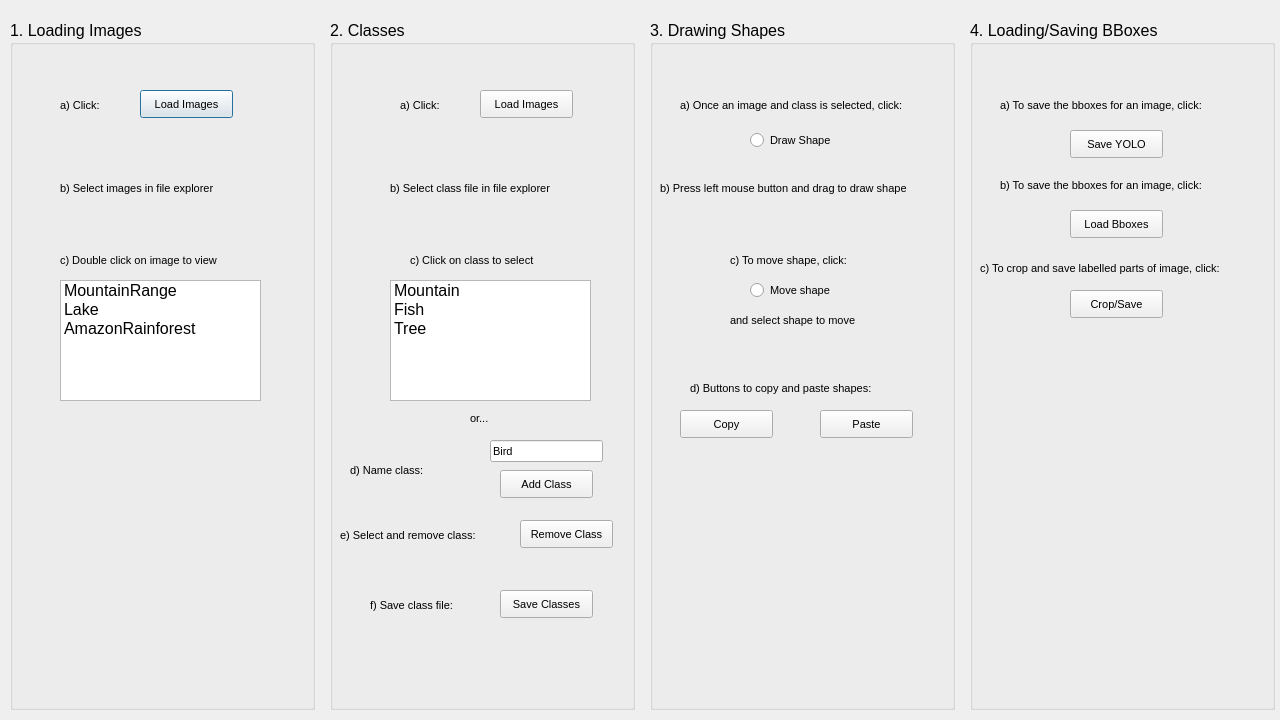
The window that LabellingApplication/app/helpwindow.ui (SadRavioli/SDI-Group-26) describes before a commit, drawn with Qt 5.
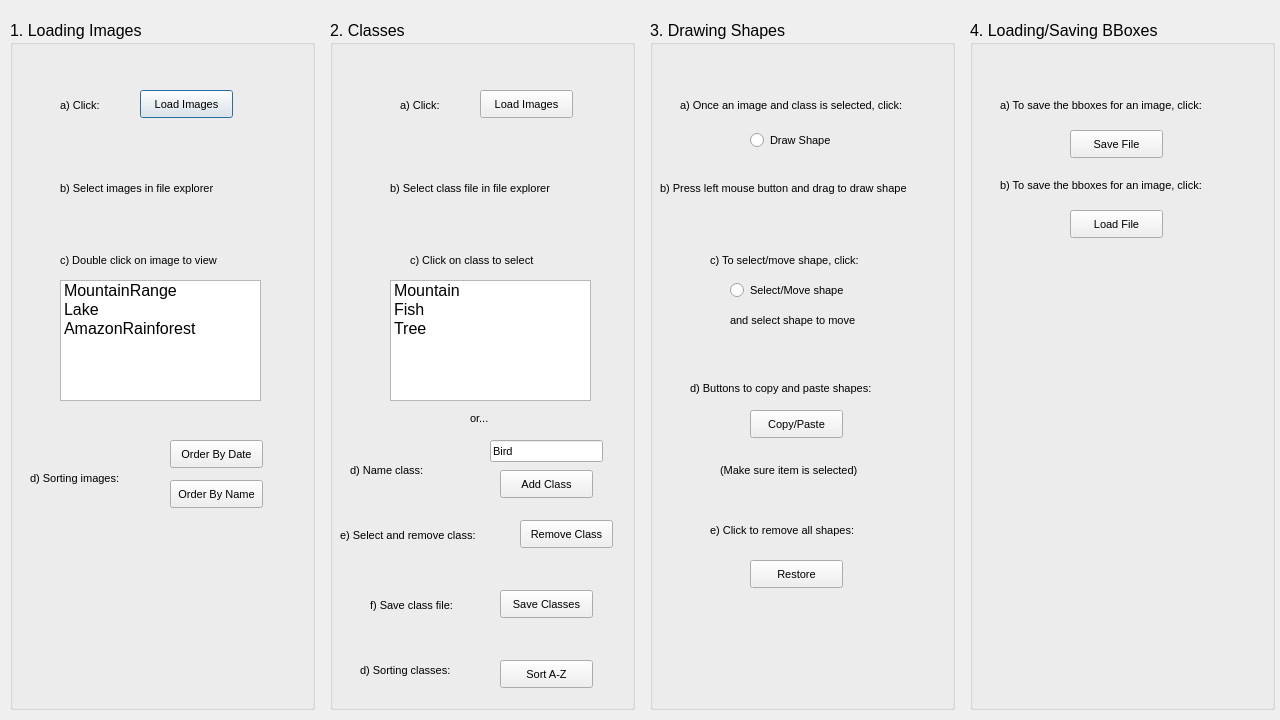
The same window after the commit.

Diff of the .ui file:
```diff
--- a/LabellingApplication/app/helpwindow.ui
+++ b/LabellingApplication/app/helpwindow.ui
@@ -127,6 +127,60 @@
      </property>
     </item>
    </widget>
+   <widget class="QLabel" name="label_15">
+    <property name="geometry">
+     <rect>
+      <x>20</x>
+      <y>450</y>
+      <width>111</width>
+      <height>16</height>
+     </rect>
+    </property>
+    <property name="font">
+     <font>
+      <pointsize>8</pointsize>
+     </font>
+    </property>
+    <property name="text">
+     <string>d) Sorting images:</string>
+    </property>
+   </widget>
+   <widget class="QPushButton" name="pushButton_6">
+    <property name="geometry">
+     <rect>
+      <x>160</x>
+      <y>420</y>
+      <width>93</width>
+      <height>28</height>
+     </rect>
+    </property>
+    <property name="font">
+     <font>
+      <pointsize>8</pointsize>
+     </font>
+    </property>
+    <property name="text">
+     <string>Order By Date</string>
+    </property>
+   </widget>
+   <widget class="QPushButton" name="pushButton_12">
+    <property name="geometry">
+     <rect>
+      <x>160</x>
+      <y>460</y>
+      <width>93</width>
+      <height>28</height>
+     </rect>
+    </property>
+    <property name="font">
+     <font>
+      <pointsize>8</pointsize>
+     </font>
+    </property>
+    <property name="text">
+     <string>Order By Name</string>
+    </property>
+   </widget>
   </widget>
   <widget class="QGroupBox" name="groupBox_2">
    <property name="geometry">
@@ -386,6 +440,42 @@
      <string>Save Classes</string>
     </property>
    </widget>
+   <widget class="QLabel" name="label_28">
+    <property name="geometry">
+     <rect>
+      <x>30</x>
+      <y>640</y>
+      <width>111</width>
+      <height>21</height>
+     </rect>
+    </property>
+    <property name="font">
+     <font>
+      <pointsize>8</pointsize>
+     </font>
+    </property>
+    <property name="text">
+     <string>d) Sorting classes:</string>
+    </property>
+   </widget>
+   <widget class="QPushButton" name="pushButton_13">
+    <property name="geometry">
+     <rect>
+      <x>170</x>
+      <y>640</y>
+      <width>93</width>
+      <height>28</height>
+     </rect>
+    </property>
+    <property name="font">
+     <font>
+      <pointsize>8</pointsize>
+     </font>
+    </property>
+    <property name="text">
+     <string>Sort A-Z</string>
+    </property>
+   </widget>
   </widget>
   <widget class="QGroupBox" name="groupBox_3">
    <property name="geometry">
@@ -461,9 +551,9 @@
    <widget class="QLabel" name="label_13">
     <property name="geometry">
      <rect>
-      <x>80</x>
+      <x>60</x>
       <y>230</y>
-      <width>151</width>
+      <width>181</width>
       <height>20</height>
      </rect>
     </property>
@@ -473,15 +563,15 @@
      </font>
     </property>
     <property name="text">
-     <string>c) To move shape, click:</string>
+     <string>c) To select/move shape, click:</string>
     </property>
    </widget>
    <widget class="QRadioButton" name="radioButton_2">
     <property name="geometry">
      <rect>
-      <x>100</x>
+      <x>80</x>
       <y>260</y>
-      <width>95</width>
+      <width>141</width>
       <height>20</height>
      </rect>
     </property>
@@ -491,7 +581,7 @@
      </font>
     </property>
     <property name="text">
-     <string>Move shape</string>
+     <string>Select/Move shape</string>
     </property>
    </widget>
    <widget class="QLabel" name="label_14">
@@ -533,7 +623,7 @@
    <widget class="QPushButton" name="pushButton_7">
     <property name="geometry">
      <rect>
-      <x>30</x>
+      <x>100</x>
       <y>390</y>
       <width>93</width>
       <height>28</height>
@@ -545,14 +635,50 @@
      </font>
     </property>
     <property name="text">
-     <string>Copy</string>
+     <string>Copy/Paste</string>
     </property>
    </widget>
-   <widget class="QPushButton" name="pushButton_8">
+   <widget class="QLabel" name="label_19">
     <property name="geometry">
      <rect>
-      <x>170</x>
-      <y>390</y>
+      <x>70</x>
+      <y>440</y>
+      <width>171</width>
+      <height>20</height>
+     </rect>
+    </property>
+    <property name="font">
+     <font>
+      <pointsize>8</pointsize>
+     </font>
+    </property>
+    <property name="text">
+     <string>(Make sure item is selected)</string>
+    </property>
+   </widget>
+   <widget class="QLabel" name="label_20">
+    <property name="geometry">
+     <rect>
+      <x>60</x>
+      <y>500</y>
+      <width>181</width>
+      <height>20</height>
+     </rect>
+    </property>
+    <property name="font">
+     <font>
+      <pointsize>8</pointsize>
+     </font>
+    </property>
+    <property name="text">
+     <string>e) Click to remove all shapes:</string>
+    </property>
+   </widget>
+   <widget class="QPushButton" name="pushButton_11">
+    <property name="geometry">
+     <rect>
+      <x>100</x>
+      <y>540</y>
       <width>93</width>
       <height>28</height>
      </rect>
@@ -563,7 +689,7 @@
      </font>
     </property>
     <property name="text">
-     <string>Paste</string>
+     <string>Restore</string>
     </property>
    </widget>
   </widget>
@@ -617,7 +743,7 @@
      </font>
     </property>
     <property name="text">
-     <string>Save YOLO</string>
+     <string>Save File</string>
     </property>
    </widget>
    <widget class="QPushButton" name="pushButton_10">
@@ -635,7 +761,7 @@
      </font>
     </property>
     <property name="text">
-     <string>Load Bboxes</string>
+     <string>Load File</string>
     </property>
    </widget>
    <widget class="QLabel" name="label_18">
@@ -656,42 +782,6 @@
      <string>b) To save the bboxes for an image, click:</string>
     </property>
    </widget>
-   <widget class="QLabel" name="label_15">
-    <property name="geometry">
-     <rect>
-      <x>10</x>
-      <y>240</y>
-      <width>291</width>
-      <height>16</height>
-     </rect>
-    </property>
-    <property name="font">
-     <font>
-      <pointsize>8</pointsize>
-     </font>
-    </property>
-    <property name="text">
-     <string>c) To crop and save labelled parts of image, click:</string>
-    </property>
-   </widget>
-   <widget class="QPushButton" name="pushButton_6">
-    <property name="geometry">
-     <rect>
-      <x>100</x>
-      <y>270</y>
-      <width>93</width>
-      <height>28</height>
-     </rect>
-    </property>
-    <property name="font">
-     <font>
-      <pointsize>8</pointsize>
-     </font>
-    </property>
-    <property name="text">
-     <string>Crop/Save</string>
-    </property>
-   </widget>
   </widget>
  </widget>
  <resources/>
```
